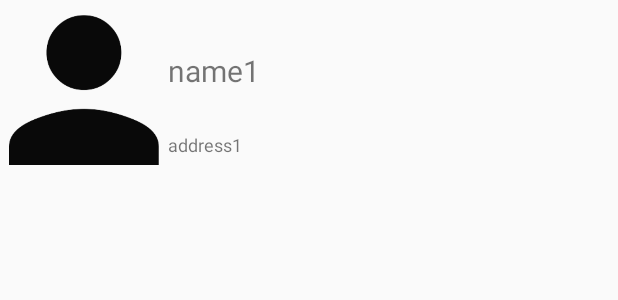
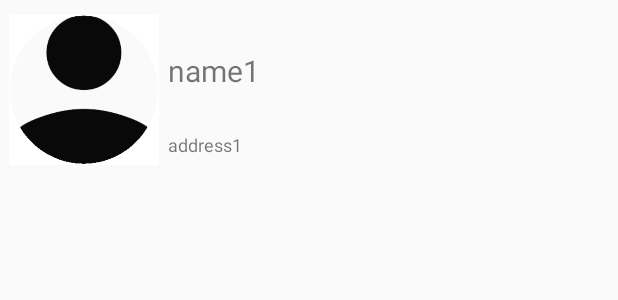
Before and after one commit to toto-lacky/3-tabs, an Android app: the layout layout_address_block.xml on its own in the app's theme, with its tools: preview values and no code run, on a phone screen of 412 x 824 dp. Shown: the top 300 px of the screen. Run offline under Robolectric (Android 15) with nearby library versions, the phone set to English and light mode, and no system bars.

Commit message:
이미지 업로드
- 이미지를 받아와서 연락처에 표시

```diff
--- a/app/build.gradle
+++ b/app/build.gradle
@@ -33,6 +33,7 @@ dependencies {
     implementation "androidx.core:core-ktx:+"
     implementation "androidx.lifecycle:lifecycle-viewmodel-ktx:2.1.0"
     implementation "org.jetbrains.kotlin:kotlin-stdlib-jdk7:$kotlin_version"
+    implementation 'de.hdodenhof:circleimageview:3.0.0'
 }
 repositories {
     mavenCentral()
--- a/app/src/main/java/com/example/project1_java/Addr_Profile.kt
+++ b/app/src/main/java/com/example/project1_java/Addr_Profile.kt
@@ -1,13 +1,15 @@
 package com.example.project1_java
 
-class Addr_Profile(photo: Int, name: String, telephone: String){
-    var photoid : Int = R.drawable.def_icon
+class Addr_Profile(photo: Long, person_id: Long, name: String, telephone: String){
+    var photoid : Long = R.drawable.def_icon.toLong()
     var name : String = "default"
     var addr : String = "000-0000-0000"
+    var personId : Long = 0
     var id: Int = 0
 
     init {
         this.photoid = photo
+        this.personId = person_id
         this.name = name
         this.addr = telephone
     }
--- a/app/src/main/res/layout/activity_main.xml
+++ b/app/src/main/res/layout/activity_main.xml
@@ -34,11 +34,11 @@
         android:layout_height="match_parent"
         app:layout_behavior="@string/appbar_scrolling_view_behavior" />
 
-    <com.google.android.material.floatingactionbutton.FloatingActionButton
+    <!--<com.google.android.material.floatingactionbutton.FloatingActionButton
         android:id="@+id/fab"
         android:layout_width="wrap_content"
         android:layout_height="wrap_content"
         android:layout_gravity="bottom|end"
         android:layout_margin="@dimen/fab_margin"
-        app:srcCompat="@android:drawable/ic_dialog_email" />
+        app:srcCompat="@android:drawable/ic_dialog_email" />-->
 </androidx.coordinatorlayout.widget.CoordinatorLayout>
--- a/app/src/main/res/layout/layout_address_block.xml
+++ b/app/src/main/res/layout/layout_address_block.xml
@@ -1,5 +1,6 @@
 <?xml version="1.0" encoding="utf-8"?>
 <RelativeLayout xmlns:android="http://schemas.android.com/apk/res/android"
+    xmlns:app="http://schemas.android.com/apk/res-auto"
     android:layout_width="fill_parent"
     android:layout_height="120dp"
     android:padding="6dip" >
@@ -14,7 +15,19 @@
         android:layout_marginRight="10dip"
         android:contentDescription="TODO"
         android:src="@drawable/def_icon"
-        android:layout_marginEnd="6dip" />
+        android:layout_marginEnd="6dip"/>
+
+    <ImageView
+        android:id="@+id/circle_mask"
+        android:layout_width="100dp"
+        android:layout_height="100dp"
+        android:layout_alignParentTop="true"
+        android:layout_alignParentBottom="true"
+        android:layout_marginTop="0dp"
+        android:layout_marginRight="10dip"
+        android:contentDescription="TODO"
+        android:src="@drawable/circle_mask"
+        android:layout_marginEnd="6dip"/>
 
     <TextView
         android:id="@+id/elem_addr"
@@ -27,7 +40,8 @@
         android:text="@string/default_address"
         android:textSize="12sp"
         android:singleLine="true"
-        android:layout_alignParentEnd="true" />
+        android:layout_alignParentEnd="true"
+        android:layout_toEndOf="@id/elem_icon" />
 
     <TextView
         android:id="@+id/elem_name"
@@ -41,6 +55,7 @@
         android:gravity="center_vertical"
         android:text="@string/default_name"
         android:textSize="20sp"
-        android:layout_alignParentEnd="true" />
+        android:layout_alignParentEnd="true"
+        android:layout_toEndOf="@id/elem_icon" />
 
 </RelativeLayout>
--- a/app/src/main/res/values/colors.xml
+++ b/app/src/main/res/values/colors.xml
@@ -3,4 +3,5 @@
     <color name="colorPrimary">#008577</color>
     <color name="colorPrimaryDark">#00574B</color>
     <color name="colorAccent">#D81B60</color>
+    <color name="white">#FFFFFF</color>
 </resources>
```
Also changed, not shown: app/src/main/java/com/example/project1_java/AddressAdapter.kt (+61 -3 lines), app/src/main/java/com/example/project1_java/ui/main/AddressFragment.kt (+9 -4 lines), app/src/main/res/drawable/circle_mask.png (added), 1 other file.
